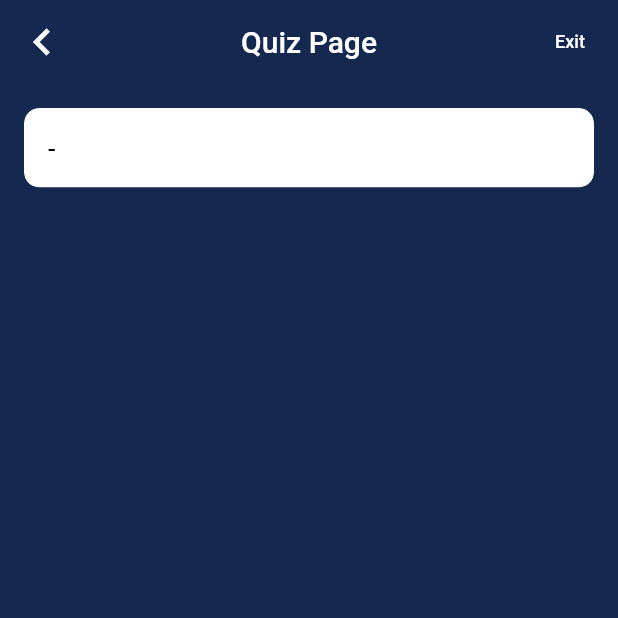
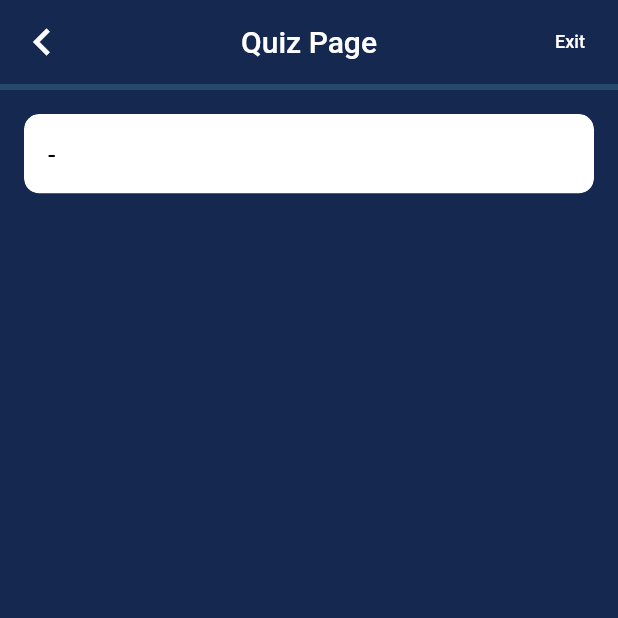
Before and after one commit to kazuiains/AdiQuiz, a Flutter app: the QuizPage screen opened by its route, on a phone screen of 412 x 824 dp, the top half of it. Run offline on Flutter 3.47's test engine with Material 2 defaults, Android fonts, the light colour scheme and no system bars; our stand-ins replace cloud_firestore, firebase_core, flutter_easyloading, get, hive_flutter, share_plus; accounts and stored records are empty.

Commit message:
feat: implementasi progressBar and timer

```diff
--- a/lib/app/config/app_colors.dart
+++ b/lib/app/config/app_colors.dart
@@ -63,4 +63,7 @@ class AppColors {
 
   static Color wrongColor = const Color(0xffF44336);
   static Color correctColor = const Color(0xff447B60);
+
+  static Color progressColor = const Color(0xffFDD083);
+  static Color progressBackgroundColor = const Color(0xff27496D);
 }
--- a/lib/app/config/styles/app_bar_styles.dart
+++ b/lib/app/config/styles/app_bar_styles.dart
@@ -34,13 +34,38 @@ class AppBarStyles {
 
   static quizAppbar({
     String? title,
+    double? value,
     required VoidCallback onPressed,
   }) {
-    return normalAppbar(
-      title: title,
-      action: [
+    return AppBar(
+      titleSpacing: 0,
+      title: Text(
+        title ?? "",
+        style: TextStyles.labelWhite,
+      ),
+      leading: IconButton(
+        icon: const Icon(
+          Icons.chevron_left,
+          size: 36,
+        ),
+        onPressed: () => Get.back(),
+        color: Colors.white,
+      ),
+      centerTitle: true,
+      shadowColor: Colors.grey.withOpacity(0),
+      backgroundColor: AppColors.bodyColor,
+      elevation: 0,
+      actions: [
         BaseView.buildExitButton(onPressed: onPressed),
       ],
+      bottom: PreferredSize(
+        preferredSize: const Size.fromHeight(4.0),
+        child: LinearProgressIndicator(
+          backgroundColor: AppColors.progressBackgroundColor,
+          valueColor: AlwaysStoppedAnimation<Color>(AppColors.progressColor),
+          value: value ?? 0,
+        ),
+      ),
     );
   }
 }
--- a/lib/presentation/get/controllers/result/result_controller.dart
+++ b/lib/presentation/get/controllers/result/result_controller.dart
@@ -1,3 +1,5 @@
 import 'package:get/get.dart';
 
-class ResultController extends GetxController {}
+class ResultController extends GetxController {
+
+}
--- a/lib/presentation/ui/pages/quiz/quiz_page.dart
+++ b/lib/presentation/ui/pages/quiz/quiz_page.dart
@@ -13,16 +13,17 @@ class QuizPage extends GetView<QuizController> {
 
   @override
   Widget build(BuildContext context) {
+    return Obx(
+      () {
+        String answer = controller.currentQuestion.answerKey ?? "";
+        String itemSelected = controller.selected;
         return Scaffold(
           appBar: AppBarStyles.quizAppbar(
             title: AppStrings.titleQuiz,
             onPressed: () => controller.goToHome(),
+            value: controller.durationProgress,
           ),
-      body: Obx(
-        () {
-          String answer = controller.currentQuestion.answerKey ?? "";
-          String itemSelected = controller.selected;
-          return SingleChildScrollView(
+          body: SingleChildScrollView(
             child: Column(
               children: [
                 Container(
@@ -84,9 +85,9 @@ class QuizPage extends GetView<QuizController> {
                 ),
               ],
             ),
+          ),
         );
       },
-      ),
     );
   }
 }
```
Also changed, not shown: lib/presentation/get/controllers/quiz/quiz_controller.dart (+93 -4 lines). Lines whose indentation alone changed are shown as unchanged.
